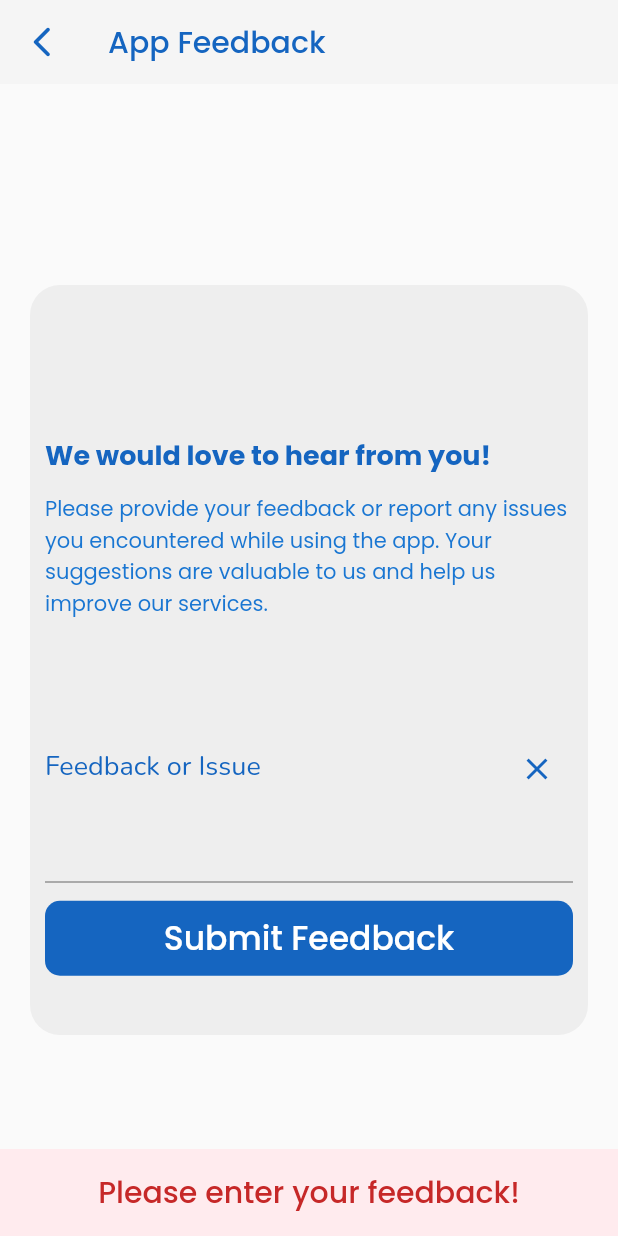
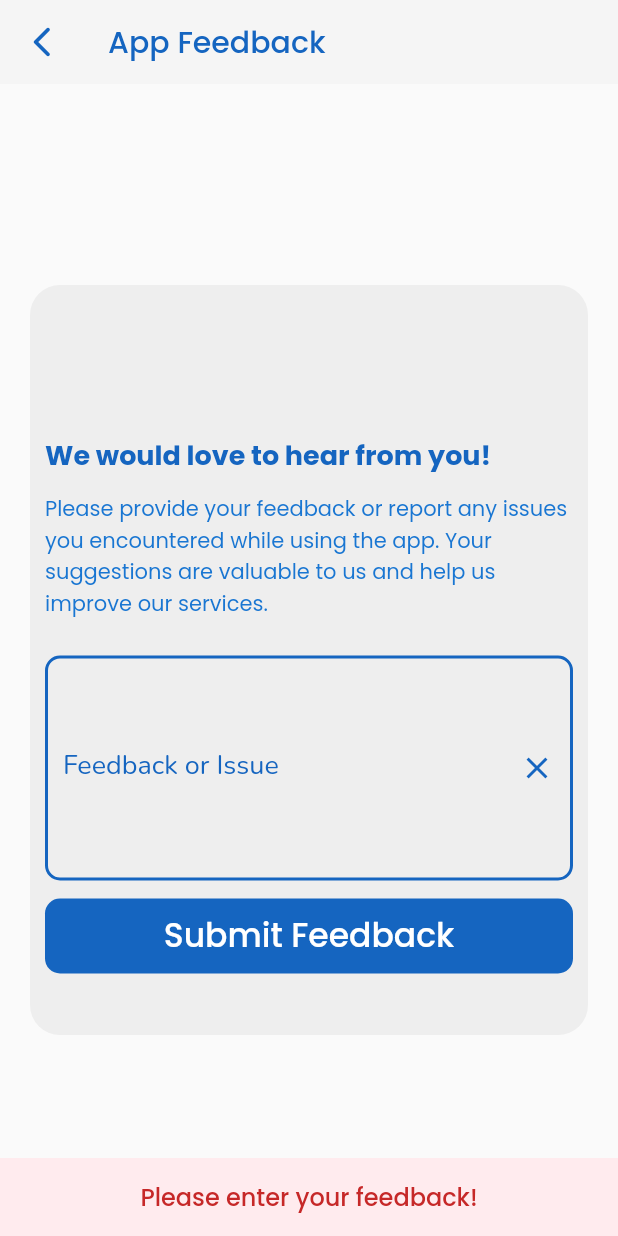
Before and after one commit to Kamaal22/dcms_mobile_app, a Flutter app: the FeedbackPage screen opened directly, after a tap on "Submit Feedback", on a phone screen of 412 x 824 dp. Run offline on Flutter 3.47's test engine with Material 2 defaults, Android fonts, the light colour scheme and no system bars; our stand-ins replace connectivity_plus, fluttertoast, font_awesome_flutter, google_fonts, shared_preferences, sqflite; missing offline and left inert: mysql1; accounts and stored records are empty; network calls fail.

Commit message:
fixed some issues and added the `feedback`

```diff
--- a/lib/assets/component.dart
+++ b/lib/assets/component.dart
@@ -341,7 +341,7 @@ Future<TimeOfDay?> showCustomTimePicker(BuildContext context) async {
 }
 
 API_ENDPOINT(String path) {
-  return "http://192.168.100.23/DCMS/app/mobile/" + path;
+  return "http://192.168.1.11/DCMS/app/mobile/" + path;
 }
 
 snackbar(var context, Color? backgroundColor, Color? textColor, String message,
--- a/lib/settings/feedback.dart
+++ b/lib/settings/feedback.dart
@@ -111,10 +111,10 @@ class _FeedbackPageState extends State<FeedbackPage> {
               borderRadius: BorderRadius.all(Radius.circular(10)),
               borderSide: BorderSide(width: 2, color: textColor!),
             ),
-            // border: InputBorder(
-            // borderRadius: BorderRadius.all(Radius.circular(10)),
-            // borderSide: BorderSide(width: 4, color: Colors.white),
-            // ),
+            enabledBorder: OutlineInputBorder(
+              borderRadius: BorderRadius.all(Radius.circular(10)),
+              borderSide: BorderSide(width: 2, color: textColor),
+            ),
             suffixIcon: IconButton(
               icon: Icon(
                 Icons.clear,
@@ -134,17 +134,11 @@ class _FeedbackPageState extends State<FeedbackPage> {
             if (feedback.length >= 10) {
               _sendFeedback(feedback);
             } else if (feedback.isEmpty) {
-              ScaffoldMessenger.of(context).showSnackBar((messageSnackBar(
-                  Colors.red[50],
-                  Colors.red[800],
-                  "Please enter your feedback!",
-                  2)));
+              snackbar(context, Colors.red[50], Colors.red[800],
+                  "Please enter your feedback!", 2);
             } else {
-              ScaffoldMessenger.of(context).showSnackBar((messageSnackBar(
-                  Colors.red[50],
-                  Colors.red[800],
-                  'Feedback must be at least 10 characters.',
-                  2)));
+              snackbar(context, Colors.red[50], Colors.red[800],
+                  "Feedback must be at least 10 characters.", 2);
             }
           },
           style: ElevatedButton.styleFrom(
@@ -168,7 +162,7 @@ class _FeedbackPageState extends State<FeedbackPage> {
 
     try {
       final response = await http.post(
-        Uri.parse(API_ENDPOINT("test.php")),
+        Uri.parse(API_ENDPOINT("feedback/feedback.php")),
         body: {'feedback': feedback},
       );
 
--- a/pubspec.yaml
+++ b/pubspec.yaml
@@ -38,7 +38,6 @@ dependencies:
   cupertino_icons: ^1.0.2
 
   http: ^0.13.4
-  mysql1: ^0.20.0
   fluttertoast: ^8.2.2
   flutter_datetime_picker: ^1.5.1
   f_datetimerangepicker: ^0.2.0
@@ -49,11 +48,9 @@ dependencies:
   font_awesome_flutter: ^10.4.0
   sqlite3: ^1.11.2
   connectivity_plus: ^4.0.1
-  sliver_app_bar_builder: ^1.0.5
   provider: ^6.0.5
   path_provider: ^2.0.15
   url_launcher: ^6.1.12
-  table_calendar: ^3.0.9
 
 dev_dependencies:
   flutter_test:
```
Also changed, not shown: lib/appointment_edit.dart (+10 -26 lines), lib/appointments.dart (+11 -12 lines), lib/home.dart (+39 -20 lines), pubspec.lock.
